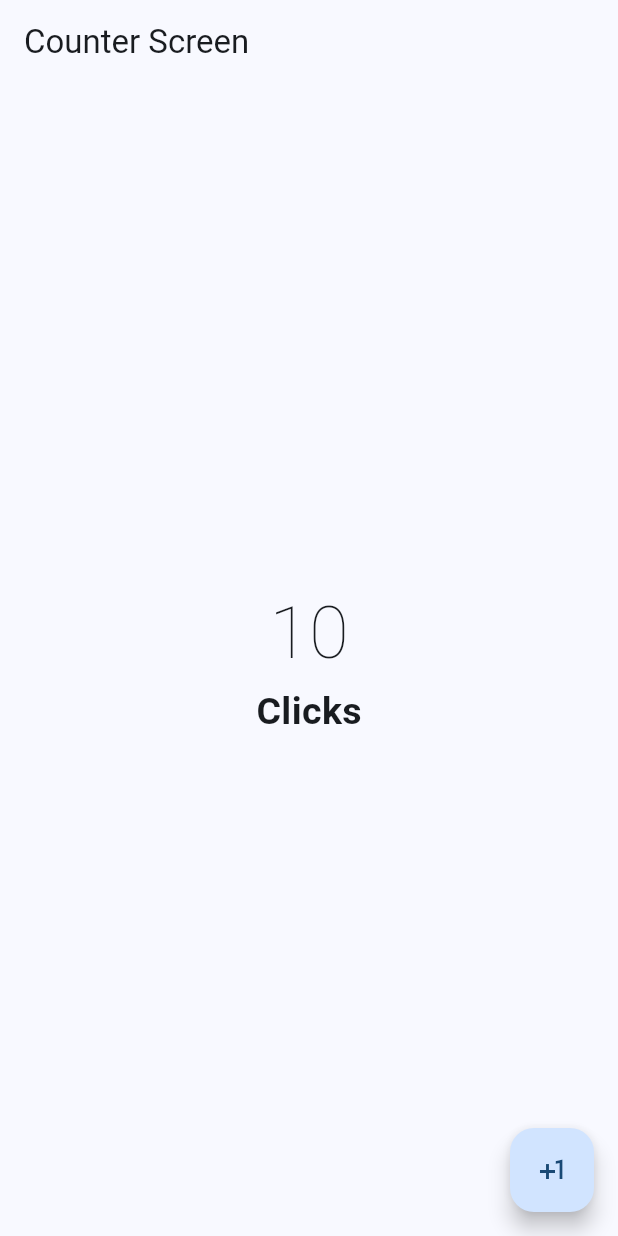
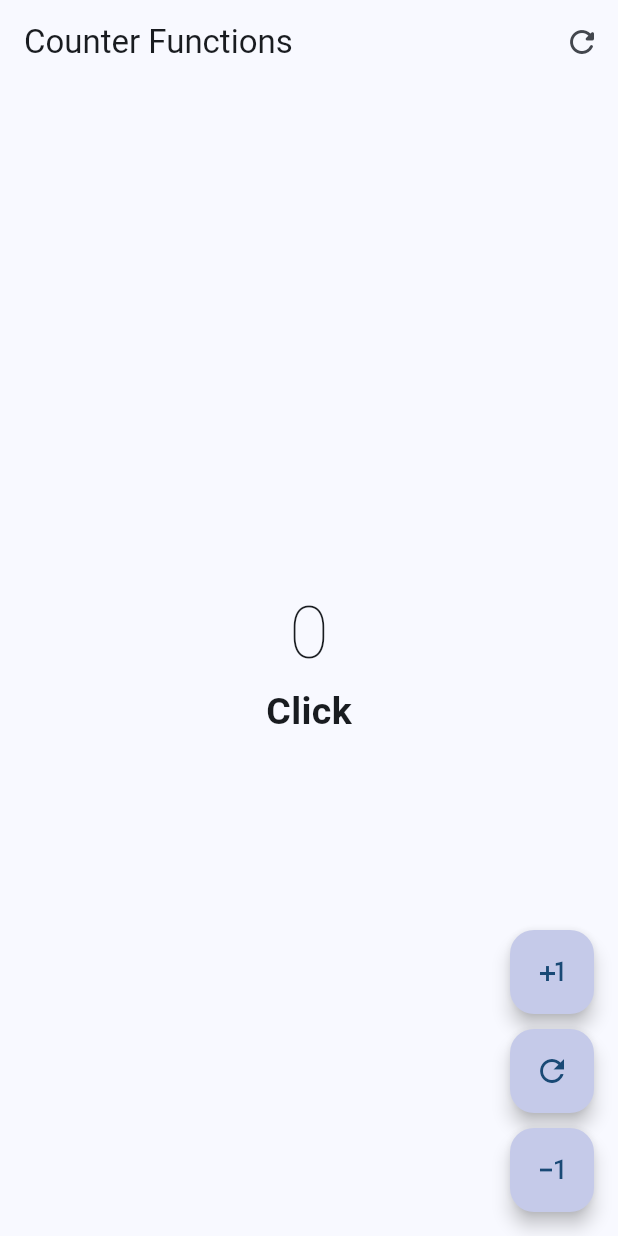
Before and after one commit to Audiomiguel/dart-learning, a Flutter app: the screen it shows after launch, on a phone screen of 412 x 824 dp. Run offline on Flutter 3.47's test engine with Material 3 defaults, Android fonts, the phone set to English and light mode, and no system bars.

Commit message:
finishing counter app and stating yes not app

```diff
--- a/flutter-learning/my_first_app/lib/main.dart
+++ b/flutter-learning/my_first_app/lib/main.dart
@@ -1,4 +1,5 @@
 import 'package:flutter/material.dart';
+import 'package:my_first_app/presentation/screens/counter/counter_functions_creen.dart';
 import 'package:my_first_app/presentation/screens/counter/counter_screen.dart';
 
 void main() {
@@ -15,6 +16,6 @@ class MyApp extends StatelessWidget {
     return MaterialApp(
         debugShowCheckedModeBanner: false,
         theme: ThemeData(useMaterial3: true, colorSchemeSeed: Colors.blue),
-        home: const CounterScreen());
+        home: const CounterFunctionsScreen());
   }
 }
--- /dev/null
+++ b/flutter-learning/my_first_app/lib/presentation/screens/counter/counter_functions_creen.dart
@@ -0,0 +1,96 @@
+import 'package:flutter/material.dart';
+
+class CounterFunctionsScreen extends StatefulWidget {
+  const CounterFunctionsScreen({super.key});
+
+  @override
+  State<CounterFunctionsScreen> createState() => _CounterFunctionsScreenState();
+}
+
+class _CounterFunctionsScreenState extends State<CounterFunctionsScreen> {
+  int clickCounter = 0;
+
+  @override
+  Widget build(BuildContext context) {
+    return Scaffold(
+      appBar: AppBar(
+        title: const Text('Counter Functions'),
+        actions: [
+          IconButton(
+              onPressed: () {
+                setState(() {
+                  clickCounter = 0;
+                });
+              },
+              icon: const Icon(Icons.refresh_rounded)),
+        ],
+      ),
+      floatingActionButton: Column(
+        mainAxisAlignment: MainAxisAlignment.end,
+        children: [
+          CustomCounterButton(
+            icon: Icons.plus_one,
+            onPressed: () {
+              clickCounter++;
+              setState(() {});
+            },
+          ),
+          const SizedBox(height: 10),
+          CustomCounterButton(
+            icon: Icons.refresh_outlined,
+            onPressed: () {
+              clickCounter = 0;
+              setState(() {});
+            },
+          ),
+          const SizedBox(height: 10),
+          CustomCounterButton(
+            icon: Icons.exposure_minus_1_outlined,
+            onPressed: () {
+              if (clickCounter == 0) return;
+
+              clickCounter--;
+              setState(() {});
+            },
+          )
+        ],
+      ),
+      body: Center(
+        child: Column(
+          mainAxisAlignment: MainAxisAlignment.center,
+          children: [
+            Text(
+              '$clickCounter',
+              style: const TextStyle(fontSize: 48, fontWeight: FontWeight.w100),
+            ),
+            Text(clickCounter == 0 ? 'Click' : 'Clicks',
+                style:
+                    const TextStyle(fontSize: 25, fontWeight: FontWeight.bold))
+          ],
+        ),
+      ),
+    );
+  }
+}
+
+class CustomCounterButton extends StatelessWidget {
+  final IconData icon;
+  final VoidCallback? onPressed;
+
+  const CustomCounterButton({
+    super.key,
+    required this.icon,
+    this.onPressed,
+  });
+
+  @override
+  Widget build(BuildContext context) {
+    return FloatingActionButton(
+      enableFeedback: true,
+      elevation: 5,
+      backgroundColor: Colors.indigo[100],
+      onPressed: onPressed,
+      child: Icon(icon),
+    );
+  }
+}
--- a/flutter-learning/my_first_app/lib/presentation/screens/counter/counter_screen.dart
+++ b/flutter-learning/my_first_app/lib/presentation/screens/counter/counter_screen.dart
@@ -1,7 +1,14 @@
 import 'package:flutter/material.dart';
 
-class CounterScreen extends StatelessWidget {
+class CounterScreen extends StatefulWidget {
   const CounterScreen({super.key});
+
+  @override
+  State<CounterScreen> createState() => _CounterScreenState();
+}
+
+class _CounterScreenState extends State<CounterScreen> {
+  int clickCounter = 0;
 
   @override
   Widget build(BuildContext context) {
@@ -10,19 +17,24 @@ class CounterScreen extends StatelessWidget {
         title: const Text('Counter Screen'),
       ),
       floatingActionButton: FloatingActionButton(
-        onPressed: () {},
+        onPressed: () {
+          setState(() {
+            clickCounter++;
+          });
+        },
         child: const Icon(Icons.plus_one),
       ),
-      body: const Center(
+      body: Center(
         child: Column(
           mainAxisAlignment: MainAxisAlignment.center,
           children: [
             Text(
-              '10',
-              style: TextStyle(fontSize: 48, fontWeight: FontWeight.w100),
+              '$clickCounter',
+              style: const TextStyle(fontSize: 48, fontWeight: FontWeight.w100),
             ),
-            Text('Clicks',
-                style: TextStyle(fontSize: 25, fontWeight: FontWeight.bold))
+            Text(clickCounter == 0 ? 'Click' : 'Clicks',
+                style:
+                    const TextStyle(fontSize: 25, fontWeight: FontWeight.bold))
           ],
         ),
       ),
--- /dev/null
+++ b/flutter-learning/yes_no_app/lib/config/theme/app_theme.dart
@@ -0,0 +1,26 @@
+import 'package:flutter/material.dart';
+
+const Color customColor = Color(0xFF5C11D4);
+
+const List<Color> _colorThemes = [
+  customColor,
+  Colors.blue,
+  Colors.teal,
+  Colors.green,
+  Colors.yellow,
+  Colors.orange,
+  Colors.pink
+];
+
+class AppTheme {
+  final int selectedColor;
+
+  AppTheme({this.selectedColor = 0})
+      : assert(selectedColor >= 0 && selectedColor < _colorThemes.length - 1,
+            'Colors index out of range');
+
+  ThemeData theme() {
+    return ThemeData(
+        useMaterial3: true, colorSchemeSeed: _colorThemes[selectedColor]);
+  }
+}
--- /dev/null
+++ b/flutter-learning/yes_no_app/lib/main.dart
@@ -0,0 +1,19 @@
+import 'package:flutter/material.dart';
+import 'package:yes_no_app/config/theme/app_theme.dart';
+import 'package:yes_no_app/presentation/screens/chat/chat_screen.dart';
+
+void main() => runApp(const MyApp());
+
+class MyApp extends StatelessWidget {
+  const MyApp({Key? key}) : super(key: key);
+
+  @override
+  Widget build(BuildContext context) {
+    return MaterialApp(
+      title: 'Yes No App',
+      debugShowCheckedModeBanner: false,
+      theme: AppTheme(selectedColor: 1).theme(),
+      home: const ChatScreen(),
+    );
+  }
+}
```
Also changed, not shown: flutter-learning/yes_no_app/analysis_options.yaml (added, +28 -0 lines), flutter-learning/yes_no_app/lib/presentation/screens/chat/chat_screen.dart (added, +52 -0 lines), flutter-learning/yes_no_app/lib/presentation/widgets/chat/my_message_bubble.dart (added, +29 -0 lines), flutter-learning/yes_no_app/pubspec.yaml (added, +90 -0 lines), flutter-learning/yes_no_app/pubspec.lock (added), 124 other files.
